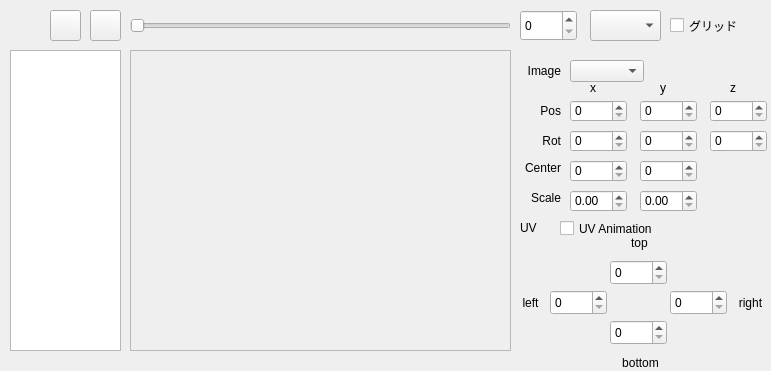
Before: the Qt Designer form ui/animationform.ui in chocoball/AnimationCreator, drawn with Qt 5.
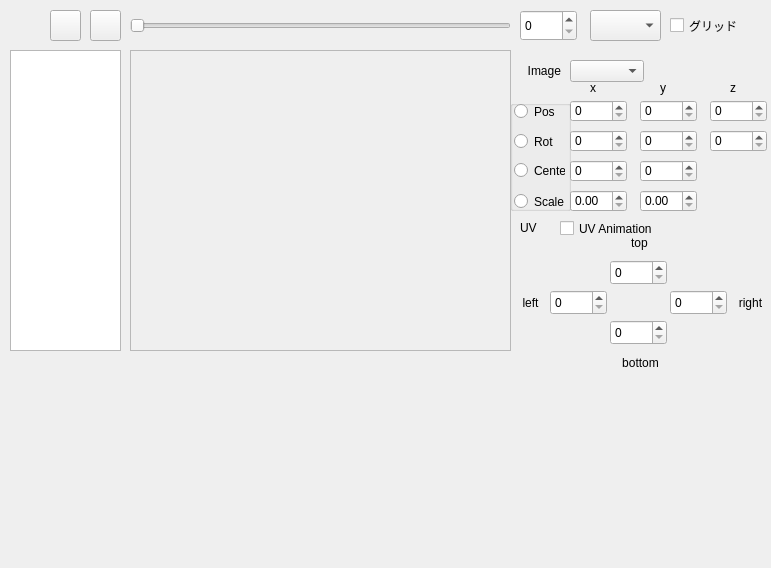
After: the same form once the commit is applied. Icons and pictures are not drawn.

Patch:
```diff
--- a/ui/animationform.ui
+++ b/ui/animationform.ui
@@ -7,7 +7,7 @@
     <x>0</x>
     <y>0</y>
     <width>771</width>
-    <height>371</height>
+    <height>568</height>
    </rect>
   </property>
   <property name="sizePolicy">
@@ -300,38 +300,6 @@
     <string>UV</string>
    </property>
   </widget>
-  <widget class="QLabel" name="label_pos">
-   <property name="geometry">
-    <rect>
-     <x>520</x>
-     <y>100</y>
-     <width>41</width>
-     <height>21</height>
-    </rect>
-   </property>
-   <property name="text">
-    <string>Pos</string>
-   </property>
-   <property name="alignment">
-    <set>Qt::AlignRight|Qt::AlignTrailing|Qt::AlignVCenter</set>
-   </property>
-  </widget>
-  <widget class="QLabel" name="label_scale">
-   <property name="geometry">
-    <rect>
-     <x>520</x>
-     <y>190</y>
-     <width>41</width>
-     <height>16</height>
-    </rect>
-   </property>
-   <property name="text">
-    <string>Scale</string>
-   </property>
-   <property name="alignment">
-    <set>Qt::AlignRight|Qt::AlignTrailing|Qt::AlignVCenter</set>
-   </property>
-  </widget>
   <widget class="QTreeView" name="treeView">
    <property name="geometry">
     <rect>
@@ -437,22 +405,6 @@
     </size>
    </property>
   </widget>
-  <widget class="QLabel" name="label_center">
-   <property name="geometry">
-    <rect>
-     <x>520</x>
-     <y>160</y>
-     <width>41</width>
-     <height>16</height>
-    </rect>
-   </property>
-   <property name="text">
-    <string>Center</string>
-   </property>
-   <property name="alignment">
-    <set>Qt::AlignRight|Qt::AlignTrailing|Qt::AlignVCenter</set>
-   </property>
-  </widget>
   <widget class="QSpinBox" name="spinBox_center_x">
    <property name="geometry">
     <rect>
@@ -526,22 +478,6 @@
     </rect>
    </property>
   </widget>
-  <widget class="QLabel" name="label_rot">
-   <property name="geometry">
-    <rect>
-     <x>520</x>
-     <y>130</y>
-     <width>41</width>
-     <height>21</height>
-    </rect>
-   </property>
-   <property name="text">
-    <string>Rot</string>
-   </property>
-   <property name="alignment">
-    <set>Qt::AlignRight|Qt::AlignTrailing|Qt::AlignVCenter</set>
-   </property>
-  </widget>
   <widget class="QComboBox" name="comboBox_image_no">
    <property name="geometry">
     <rect>
@@ -581,6 +517,74 @@
     <string>UV Animation</string>
    </property>
   </widget>
+  <widget class="QGroupBox" name="groupBox">
+   <property name="geometry">
+    <rect>
+     <x>510</x>
+     <y>100</y>
+     <width>61</width>
+     <height>111</height>
+    </rect>
+   </property>
+   <property name="title">
+    <string/>
+   </property>
+   <property name="flat">
+    <bool>true</bool>
+   </property>
+   <widget class="QRadioButton" name="radioButton_pos">
+    <property name="geometry">
+     <rect>
+      <x>4</x>
+      <y>3</y>
+      <width>41</width>
+      <height>17</height>
+     </rect>
+    </property>
+    <property name="text">
+     <string>Pos</string>
+    </property>
+   </widget>
+   <widget class="QRadioButton" name="radioButton_rot">
+    <property name="geometry">
+     <rect>
+      <x>4</x>
+      <y>33</y>
+      <width>41</width>
+      <height>17</height>
+     </rect>
+    </property>
+    <property name="text">
+     <string>Rot</string>
+    </property>
+   </widget>
+   <widget class="QRadioButton" name="radioButton_center">
+    <property name="geometry">
+     <rect>
+      <x>4</x>
+      <y>62</y>
+      <width>51</width>
+      <height>17</height>
+     </rect>
+    </property>
+    <property name="text">
+     <string>Center</string>
+    </property>
+   </widget>
+   <widget class="QRadioButton" name="radioButton_scale">
+    <property name="geometry">
+     <rect>
+      <x>4</x>
+      <y>93</y>
+      <width>51</width>
+      <height>17</height>
+     </rect>
+    </property>
+    <property name="text">
+     <string>Scale</string>
+    </property>
+   </widget>
+  </widget>
  </widget>
  <tabstops>
   <tabstop>pushButton_play</tabstop>
```
Left out of the diff: 1 changed line with no effect on the pictures.
